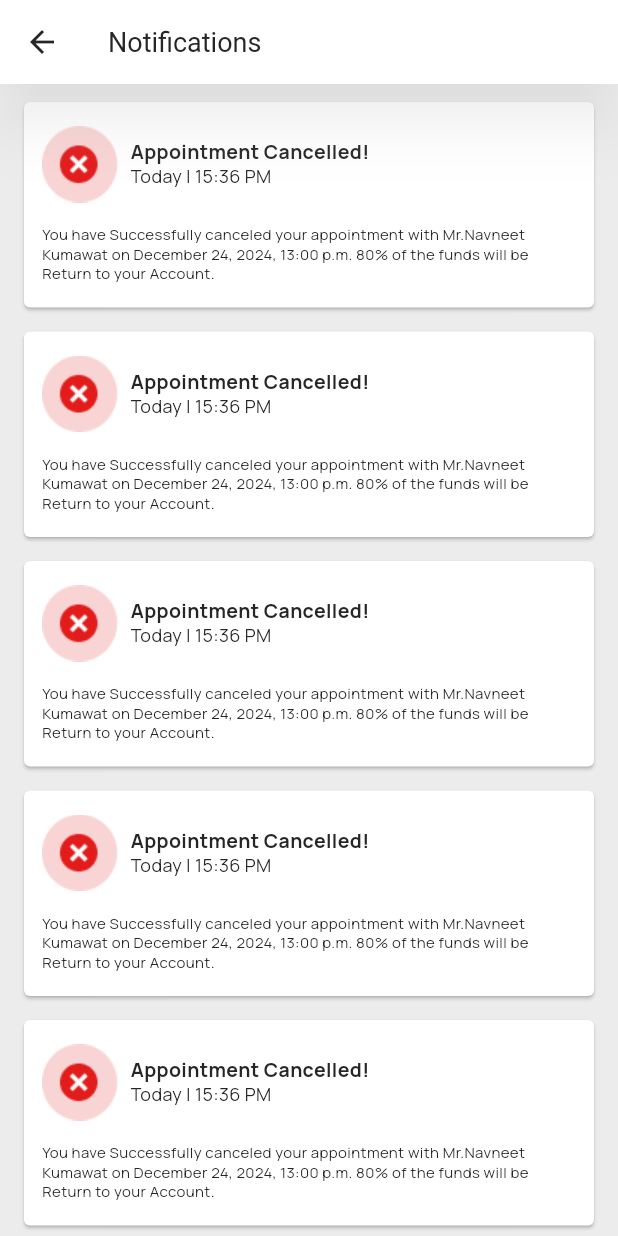
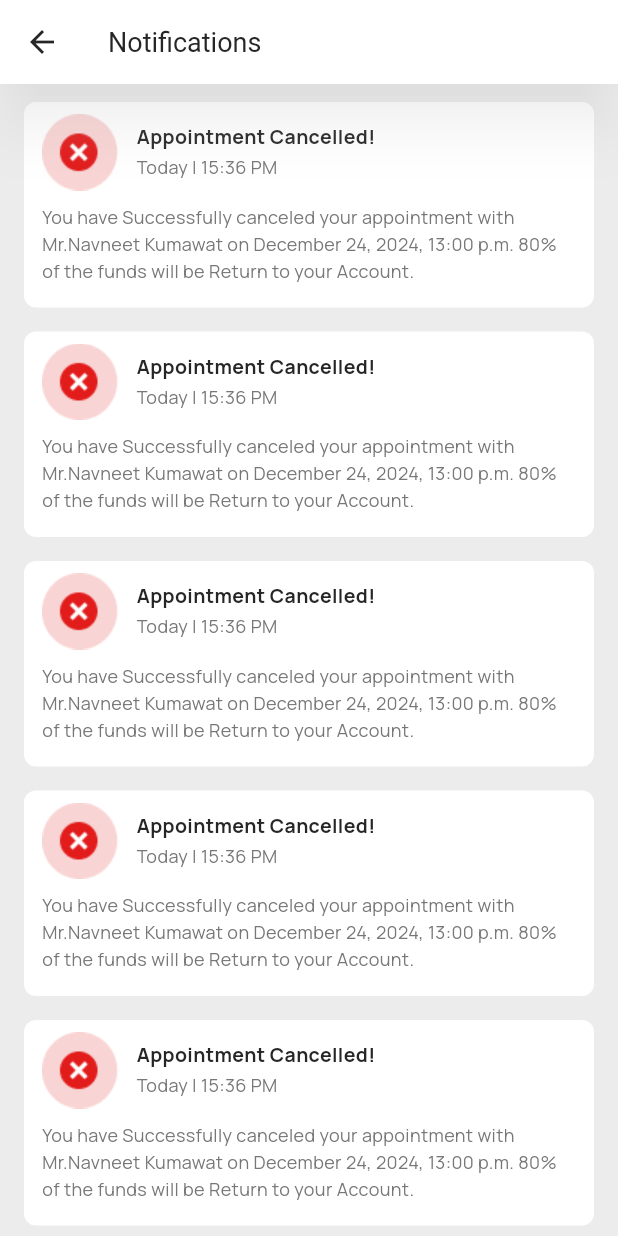
Before and after one commit to divyamittal-1712/user, a Flutter app: the NotificationPage screen opened by its route, on a phone screen of 412 x 824 dp. Run offline on Flutter 3.47's test engine with Material 3 defaults, Android fonts, the phone set to English and light mode, and no system bars; drawn by our look-alikes of loader_overlay; our stand-ins replace cached_network_image, carousel_slider, dotted_decoration, flutter_native_splash, flutter_rating_bar, flutter_spinkit and 7 more; missing offline and left inert: dart:ffi; accounts and stored records are empty; network calls fail.

Commit message:
issue solve nilesh

```diff
--- a/lib/screens/home/bottom_navigation/appointment/views/appointment_tab_bar.dart
+++ b/lib/screens/home/bottom_navigation/appointment/views/appointment_tab_bar.dart
@@ -213,6 +213,7 @@ class _AppointmentTabBarState extends State<AppointmentTabBar>
                         ),
                         PopupMenuButton(
                           color: Colors.white,
+                            surfaceTintColor: Colors.white,
                             onSelected: (String value) {
                           if (value == 'Cancel Event') {
                             _showCancelAppointmentBottomSheet(context);
--- a/lib/screens/home/bottom_navigation/appointment/views/reschedule_appointment_page.dart
+++ b/lib/screens/home/bottom_navigation/appointment/views/reschedule_appointment_page.dart
@@ -198,7 +198,7 @@ class _RescheduleAppointmentPageState extends State<RescheduleAppointmentPage> {
                         border: InputBorder.none,
                         hintText: "Reason For Rescheduled",
                         counterText: "",
-                        hintStyle: TextStyle(color: AppColor.borderLightGreyColor,fontWeight: FontWeight.w400),
+                        hintStyle: TextStyle(color: AppColor.darkGreyColor,fontWeight: FontWeight.w400),
                         labelStyle: TextStyle(color: AppColor.appBlack),
                       ),
                       // validator: validateMobileNumber,
--- a/lib/screens/home/bottom_navigation/consultant/views/consultant_review_all_page.dart
+++ b/lib/screens/home/bottom_navigation/consultant/views/consultant_review_all_page.dart
@@ -41,6 +41,7 @@ class ReviewAllScreen extends StatelessWidget {
       padding: const EdgeInsets.symmetric(vertical: 8.0,horizontal: 12),
       child: Card(
         color: AppColor.whiteColor,
+        surfaceTintColor: Colors.white,
         shape: RoundedRectangleBorder(
           borderRadius: BorderRadius.circular(4.0),
         ),
@@ -92,12 +93,12 @@ class ReviewAllScreen extends StatelessWidget {
                         ),
                         Spacer(),
                         RatingBar.builder(
-                          initialRating: 3,
+                          initialRating: 4,
                           maxRating: 1,
                           direction: Axis.horizontal,
                           allowHalfRating: true,
                           itemCount: 5,
-                          itemSize: 22,
+                          itemSize: 18,
                           // itemPadding: EdgeInsets.symmetric(horizontal:4.0),
                           itemBuilder: (context,index) =>
                               Icon(
--- a/lib/screens/home/home.dart
+++ b/lib/screens/home/home.dart
@@ -28,7 +28,7 @@ class HomeScreen extends StatelessWidget {
         bottomNavigationBar:
         Consumer<HomeProvider>(builder: (context, provider, child) {
           return SizedBox(
-            height: width*0.154,
+            height: width*0.158,
             child: Column(
               mainAxisAlignment: MainAxisAlignment.end,
               children: [
--- a/lib/screens/login/views/OTP.dart
+++ b/lib/screens/login/views/OTP.dart
@@ -49,7 +49,7 @@ class OTPScreen extends StatelessWidget {
               mainAxisAlignment: MainAxisAlignment.end,
               children: [
                 Padding(
-                    padding: const EdgeInsets.symmetric(horizontal: 28.0,vertical: 16.0),
+                    padding: const EdgeInsets.symmetric(horizontal: 28.0,vertical: 35.0),
                     child: Row(
                       children: [
                         Expanded(
--- a/lib/screens/login/views/get_started.dart
+++ b/lib/screens/login/views/get_started.dart
@@ -31,7 +31,7 @@ class GetStartedScreen extends StatelessWidget {
     return Scaffold(
       backgroundColor: AppColor.whiteColor,
       bottomNavigationBar: Padding(
-        padding: const EdgeInsets.symmetric(horizontal: 40.0,vertical: 16),
+        padding: const EdgeInsets.symmetric(horizontal: 40.0,vertical: 35),
         child: DefaultButton(
           key: UniqueKey(),
           // loadingFlag: provider.isLoading,
--- a/lib/screens/login/views/phone.dart
+++ b/lib/screens/login/views/phone.dart
@@ -38,7 +38,7 @@ class PhoneScreen extends StatelessWidget {
                 mainAxisAlignment: MainAxisAlignment.end,
                 children: [
                   Padding(
-                    padding: const EdgeInsets.symmetric(horizontal: 28.0,vertical: 16.0),
+                    padding: const EdgeInsets.symmetric(horizontal: 28.0,vertical: 35.0),
                     child: DefaultButton(
                       key: UniqueKey(),
                       // loadingFlag: provider.isLoading,
--- a/lib/screens/notification/views/notificationscreen.dart
+++ b/lib/screens/notification/views/notificationscreen.dart
@@ -2,6 +2,7 @@ import 'dart:ffi';
 
 import 'package:flutter/material.dart';
 import 'package:user_app/constant/app_assets.dart';
+import 'package:user_app/utils/font_family.dart';
 
 import '../../../utils/app_colors.dart';
 import '../../../widgets/text_widget.dart';
@@ -36,11 +37,13 @@ class NotificationPage extends StatelessWidget {
               padding: EdgeInsets.only(left: 12.0, top: 8.0, right: 12.0),
                 child: Card(
                   color: AppColor.whiteColor,
+                  surfaceTintColor: Colors.white,
+                  elevation: 0,
                   shape: RoundedRectangleBorder(
-                    borderRadius: BorderRadius.circular(4.0),
+                    borderRadius: BorderRadius.circular(8.0),
                   ),
                   child: Padding(
-                    padding: const EdgeInsets.symmetric(horizontal: 12.0,vertical: 16),
+                    padding: const EdgeInsets.symmetric(horizontal: 12.0,vertical: 8),
                     child: Column(
                       crossAxisAlignment: CrossAxisAlignment.start,
                       children: [
@@ -48,7 +51,7 @@ class NotificationPage extends StatelessWidget {
                           children: [
                             Image.asset(AppAssets.cancelIcon),
                             Padding(
-                              padding: const EdgeInsets.only(left: 8.0),
+                              padding: const EdgeInsets.only(left: 12.0),
                               child: Column(
                                 crossAxisAlignment: CrossAxisAlignment.start,
                                 children: [
@@ -57,9 +60,11 @@ class NotificationPage extends StatelessWidget {
                                     size: 13,
                                     fontWeight: FontWeight.w600,
                                   ),
+                                  SizedBox(height:4 ,),
                                   NormalText(
                                     text: "Today | 15:36 PM",
                                     size: 12,
+                                    color: AppColor.textGrey ,
                                     fontWeight: FontWeight.w400,
                                   ),
                                 ],
@@ -67,13 +72,18 @@ class NotificationPage extends StatelessWidget {
                             )
                           ],
                         ),
-                        const SizedBox(height: 15,),
+                        const SizedBox(height: 8,),
                         NormalText(
                           text:
                               "You have Successfully canceled your appointment with Mr.Navneet Kumawat on December 24, 2024, 13:00 p.m. 80% of the funds will be Return to your Account.",
-                          size: 10,
+                          size: 12,
+                          lineHeight: 1.5,
+                          color: AppColor.textGrey,
+                          fontFamily: FontFamily.Manrope,
                           fontWeight: FontWeight.w400,
                         ),
+                        const SizedBox(height: 8,),
+
                       ],
                     ),
                   ),
--- a/pubspec.yaml
+++ b/pubspec.yaml
@@ -57,6 +57,7 @@ dependencies:
   dotted_decoration: ^2.0.0
   calendar_date_picker2: ^1.0.6
   flutter_rating_bar: ^4.0.0
+  smooth_page_indicator: ^1.1.0
 
 
 dev_dependencies:
```
Also changed, not shown: lib/screens/home/bottom_navigation/consultant/views/consultant_detail_page.dart (+6 -3 lines), lib/screens/home/bottom_navigation/home_page/homepage_screen.dart (+40 -31 lines), pubspec.lock.
